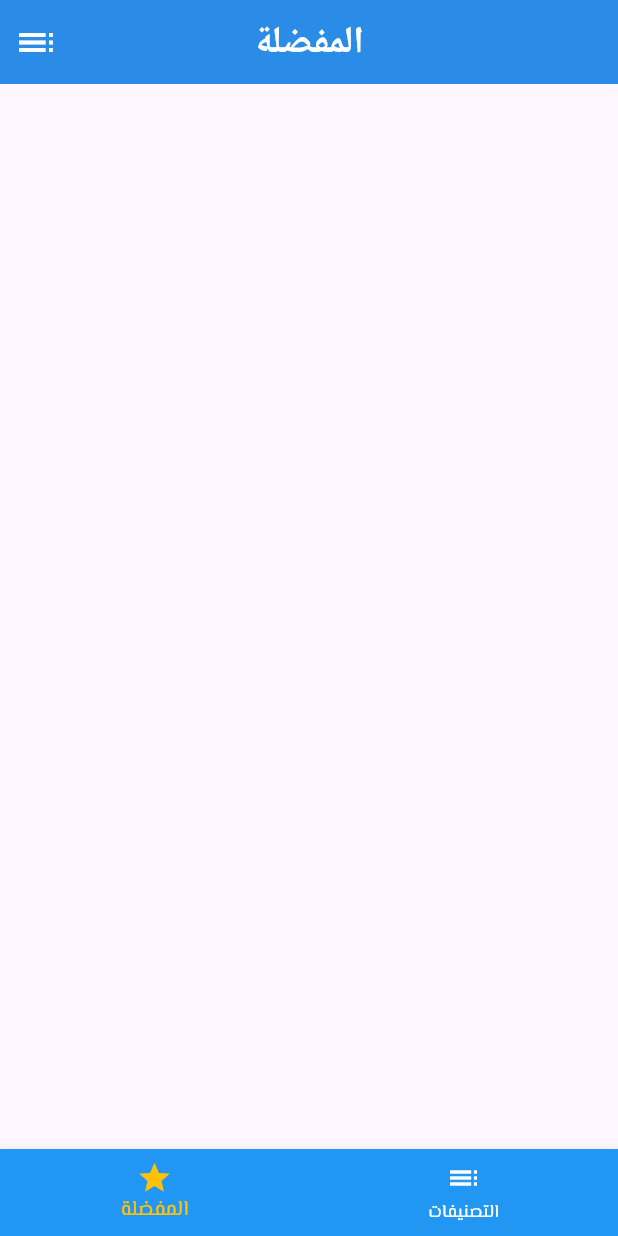
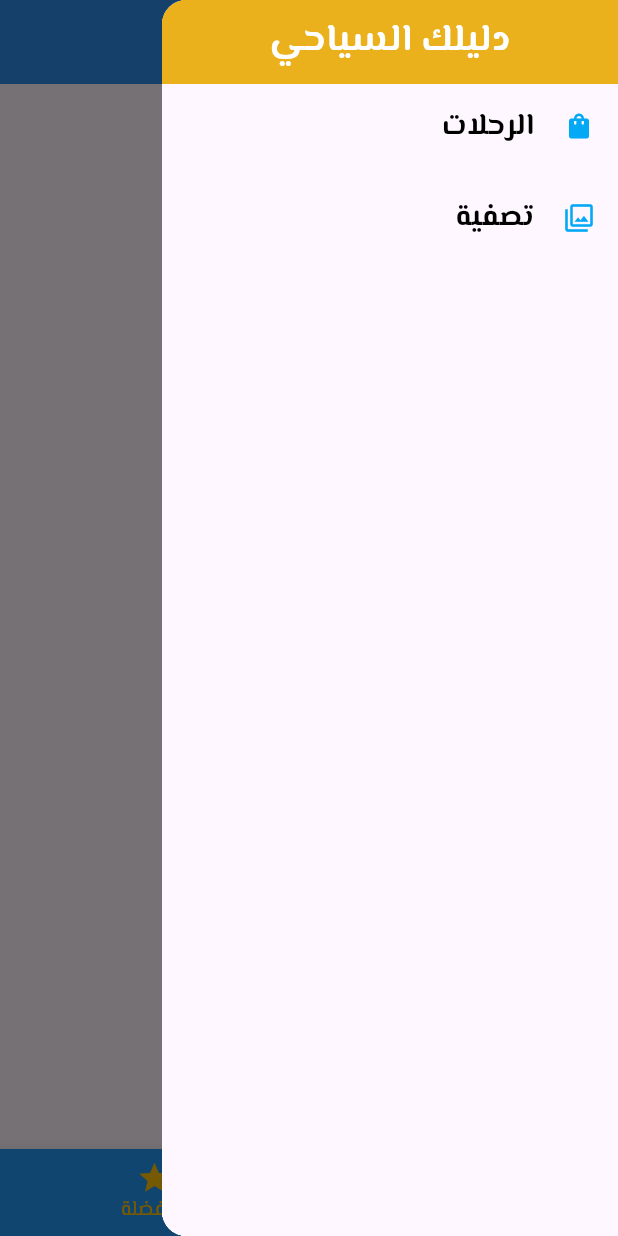
Before and after one commit to bavlymomo/Safari-app, a Flutter app: the screen it shows after launch, item 2 of the bottom bar chosen, with the side drawer open (before the commit the screen has no drawer), on a phone screen of 412 x 824 dp. Run offline on Flutter 3.47's test engine with Material 3 defaults, Android fonts, the light colour scheme and no system bars; network calls fail.

Commit message:
creating Drawer

```diff
--- a/lib/App_data.dart
+++ b/lib/App_data.dart
@@ -1,4 +1,3 @@
-import 'package:flutter/material.dart';
 import 'package:safari_app/model/Trip.dart';
 import 'model/Category.dart';
 
--- a/lib/Screens/Favourite.dart
+++ b/lib/Screens/Favourite.dart
@@ -13,7 +13,7 @@ class Favourite extends StatefulWidget {
 class _FavouriteState extends State<Favourite> {
   @override
   Widget build(BuildContext context) {
-    return Column(
+    return ListView(
       children:
           Trips_data.where((trip) {
                 return FavouriteTrips.ids.any((id) => id == trip.id);
--- a/lib/Screens/Trips_screen.dart
+++ b/lib/Screens/Trips_screen.dart
@@ -24,6 +24,7 @@ class TripsScreen extends StatelessWidget {
         ),
       ),
       body: ListView(
+
         children: custometrips
             .map(
               (mytrip) => TripItem(
--- a/lib/Widgets/Category_item.dart
+++ b/lib/Widgets/Category_item.dart
@@ -1,6 +1,4 @@
 import 'package:flutter/material.dart';
-import 'package:safari_app/App_data.dart';
-import 'package:safari_app/model/Trip.dart';
 
 class CategoryItem extends StatelessWidget {
   String source;
--- /dev/null
+++ b/lib/Widgets/MyDrawer.dart
@@ -0,0 +1,43 @@
+import 'package:flutter/material.dart';
+
+class Mydrawer extends StatelessWidget {
+  const Mydrawer({super.key});
+
+  @override
+  Widget build(BuildContext context) {
+    return Scaffold(
+      appBar: AppBar(
+        title: Text("دليلك السياحي", style: TextStyle(fontFamily: "ElMessiri")),
+        backgroundColor: Colors.amber,
+      ),
+      body: Align(
+        alignment: Alignment.topRight,
+        child: Column(
+          crossAxisAlignment: CrossAxisAlignment.start,
+          children: [
+            Cate1("الرحلات", Icons.shopping_bag),
+            SizedBox(height: 5),
+            Cate1("تصفية", Icons.filter),
+          ],
+        ),
+      ),
+    );
+  }
+
+
+  // ignore: non_constant_identifier_names
+  ListTile Cate1(String text, IconData icon) {
+    return ListTile(
+      title: Text(
+        text,
+        style: TextStyle(
+          color: Colors.black,
+          fontSize: 20,
+          fontWeight: FontWeight.bold,
+        ),
+      ),
+      leading: Icon(color: Colors.lightBlue, size: 20, icon),
+      onTap: () {},
+    );
+  }
+}
--- a/lib/main.dart
+++ b/lib/main.dart
@@ -1,9 +1,11 @@
 import 'package:flutter/material.dart';
 import 'package:safari_app/Screens/Favourite.dart';
 import 'package:safari_app/Screens/Categoies_screen.dart';
+import 'package:safari_app/Screens/Filter.dart';
 import 'package:safari_app/Screens/Trip_details.dart';
 import 'package:safari_app/Screens/Trips_screen.dart';
 import 'package:flutter_localizations/flutter_localizations.dart';
+import 'package:safari_app/Widgets/MyDrawer.dart';
 
 void main() {
   runApp(MyApp());
@@ -41,10 +43,7 @@ class MyAppState extends State<MyApp> {
             fontWeight: FontWeight.bold,
             fontSize: 25,
           ),
-          iconTheme: IconThemeData(
-            color: Colors.white,
-            size: 22,
-          ),
+          iconTheme: IconThemeData(color: Colors.white, size: 22),
         ),
         brightness: Brightness.light,
         textTheme: TextTheme(
@@ -53,29 +52,25 @@ class MyAppState extends State<MyApp> {
             color: Colors.white,
             fontWeight: FontWeight.bold,
           ),
-
           headlineMedium: TextStyle(
             fontSize: 25,
             color: const Color.fromARGB(255, 5, 115, 205),
             fontWeight: FontWeight.bold,
           ),
         ),
+        iconTheme: IconThemeData(color: Colors.amber[500]),
       ),
       routes: {
         '/trips': (context) => TripsScreen(),
         '/trip_dt': (context) => TripDetails(),
+        '/filter': (context) => Filter(),
       },
       home: Scaffold(
         appBar: AppBar(
           title: Text(_indexPage == 0 ? " التصنيفات" : "المفضلة"),
           centerTitle: true,
-          actions: [
-            IconButton(
-              onPressed: () {},
-              icon: Icon(Icons.list, color: Colors.white, size: 30),
-            ),
-          ],
         ),
+        drawer: Drawer(child: Mydrawer()),
         body: pages[_indexPage],
         bottomNavigationBar: BottomNavigationBar(
           currentIndex: _indexPage,
--- a/lib/model/Trip.dart
+++ b/lib/model/Trip.dart
@@ -31,4 +31,4 @@ class Trip {
 
 enum TripType { Exploration, Recovery, Activities, Therapy }
 
-enum Season { Winter, Summer, Spring }
+enum Season { Winter, Summer, Spring,Autumn }
```
Also changed, not shown: lib/Screens/Categoies_screen.dart (+5 -3 lines), lib/Screens/Filter.dart (added, +10 -0 lines), lib/Widgets/Trip_item.dart (+33 -4 lines).
